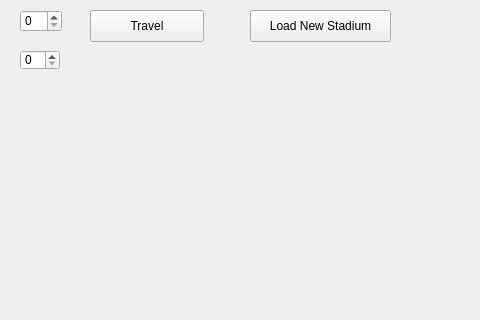
Old version of the form src/views/mapview.ui in the repository minorleaguegrayonassociates/GrayonSlam; both pictures show x 130 to 610 and y 0 to 320 of the 710 by 600 pixel window.
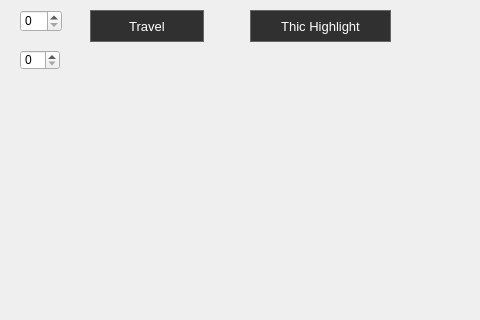
New version of the form. Icons and pictures are not drawn.

Commit message: Got highlighting working, for discovered edges, last push before cleaning it up before putting up the branch for a pr

```diff
--- a/src/views/mapview.ui
+++ b/src/views/mapview.ui
@@ -16,6 +16,20 @@
   <property name="styleSheet">
    <string notr="true">QWidget#map_widget{
 border-image: url(:/res/map_background.png) 0 0 0 0 strech stretch;
+}
+
+QPushButton
+{
+  font-size: 13px;
+  color: white;
+  border: 1px solid #666666;
+  background-color: #303030;
+ }
+
+QPushButton:hover
+{
+  background-color: #343A43;
+  border: 1px solid #609aff;
 }</string>
   </property>
   <widget class="QWidget" name="map_widget" native="true">
@@ -97,7 +111,7 @@
     </rect>
    </property>
    <property name="text">
-    <string>Load New Stadium</string>
+    <string>Thic Highlight</string>
    </property>
   </widget>
  </widget>
```
The commit also changes 5 other files.
